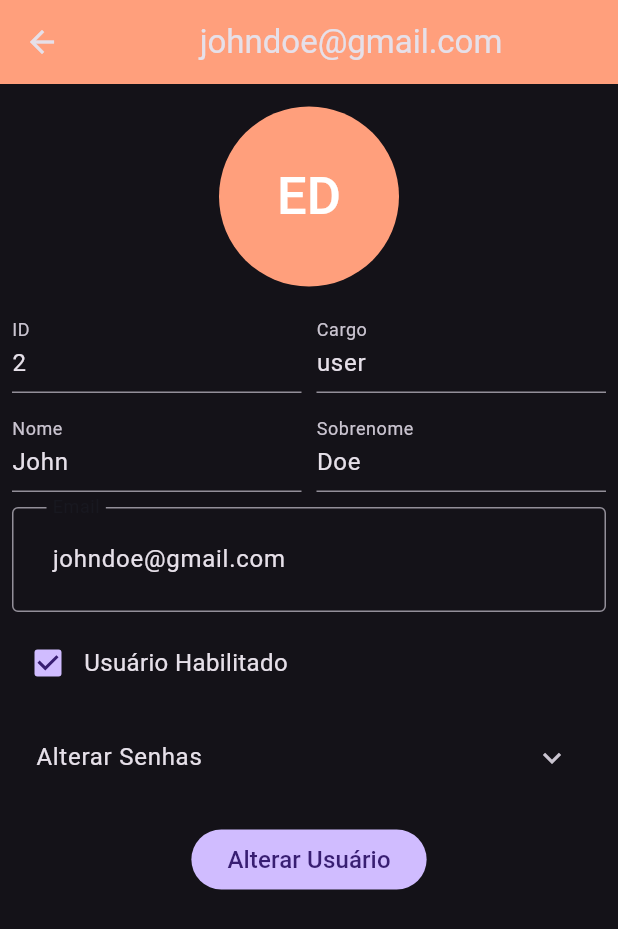
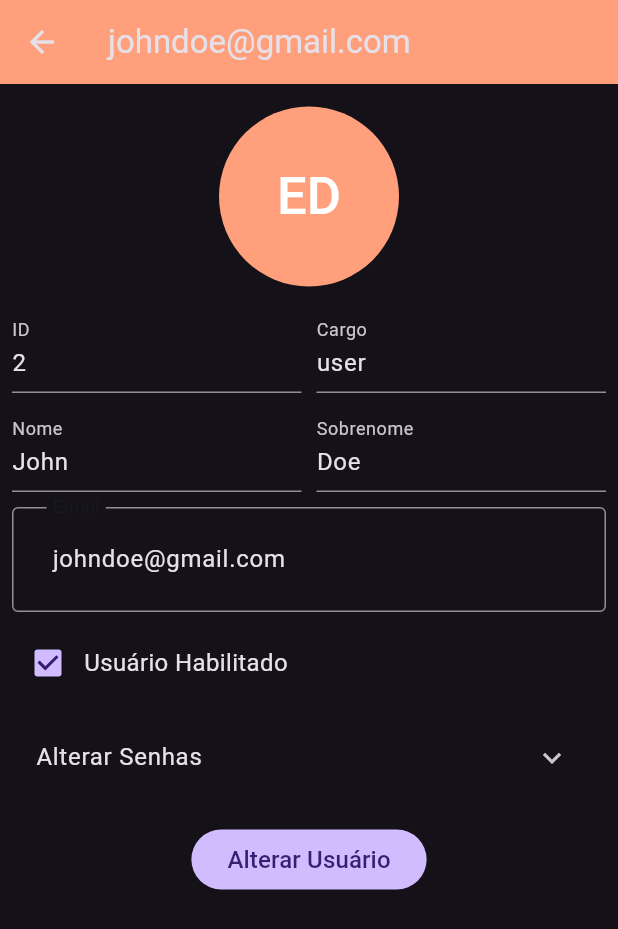
Before and after one commit to egaddini/ftchamados, a Flutter app: the UserDashboardScreen screen opened by its route, after a tap on an icon or button, on a phone screen of 412 x 824 dp. Shown: the top 929 px of the screen. Run offline on Flutter 3.47's test engine with Material 2 defaults, Android fonts, the phone set to English and light mode, and no system bars; our stand-ins replace dio, flutter_typeahead, get, shared_preferences; missing offline and left inert: validatorless; accounts and stored records are empty.

Commit message:
removido shared component c_appbar

```diff
--- a/lib/app/config/themes/theme_constants.dart
+++ b/lib/app/config/themes/theme_constants.dart
@@ -71,6 +71,7 @@ ThemeData lightTheme = ThemeData(
   appBarTheme: const AppBarTheme(
     backgroundColor: Pallete.gradient3,
     foregroundColor: Colors.white,
+    centerTitle: true,
   ),
 
 
--- a/lib/app/features/pages/call/components/call_detail_page.dart
+++ b/lib/app/features/pages/call/components/call_detail_page.dart
@@ -1,5 +1,4 @@
 import 'package:chamados/app/models/call.dart';
-import 'package:chamados/app/shared_components/c_appbar.dart';
 import 'package:chamados/app/shared_components/c_expanded_text_field.dart';
 import 'package:flutter/material.dart';
 import 'package:intl/intl.dart';
@@ -51,7 +50,9 @@ class _CallDetailPageState extends State<CallDetailPage> {
   @override
   Widget build(BuildContext context) {
     return Scaffold(
-      appBar: CustomAppBar(text: 'Novo chamado - ${_siglaC.text} ${_tituloC.text}'),
+      appBar: AppBar(
+        title: Text('Novo chamado - ${_siglaC.text} ${_tituloC.text}'),
+      ),
       body: SingleChildScrollView(
         padding: const EdgeInsets.all(18),
         child: Column(
--- a/lib/app/features/pages/call/components/create_call_page.dart
+++ b/lib/app/features/pages/call/components/create_call_page.dart
@@ -1,6 +1,5 @@
 import 'package:chamados/app/constans/pallete.dart';
 import 'package:chamados/app/models/call_type.dart';
-import 'package:chamados/app/shared_components/c_appbar.dart';
 import 'package:chamados/app/utils/services/user_service.dart';
 import 'package:flutter/material.dart';
 import 'package:intl/intl.dart';
@@ -44,7 +43,7 @@ class _CreateCallPageState extends State<CreateCallPage> {
   @override
   Widget build(BuildContext context) {
     return Scaffold(
-      appBar: CustomAppBar(text: 'Novo chamado - ${_siglaC.text} ${_tituloC.text}'),
+      appBar: AppBar(title: Text('Novo chamado - ${_siglaC.text} ${_tituloC.text}')),
       body: SingleChildScrollView(
         padding: const EdgeInsets.all(18),
         child: Column(
--- a/lib/app/features/pages/call/screen/call_dashboard_screen.dart
+++ b/lib/app/features/pages/call/screen/call_dashboard_screen.dart
@@ -3,7 +3,6 @@ library call_dashboard;
 import 'package:chamados/app/constans/pallete.dart';
 import 'package:chamados/app/features/pages/call/components/call_detail_page.dart';
 import 'package:chamados/app/models/call.dart';
-import 'package:chamados/app/shared_components/c_appbar.dart';
 import 'package:chamados/app/utils/services/user_service.dart';
 import 'package:flutter/material.dart';
 import 'package:intl/intl.dart';
@@ -45,7 +44,7 @@ class _CallDashboardScreenState extends State<CallDashboardScreen> {
   @override
   Widget build(BuildContext context) {
     return Scaffold(
-        appBar: const CustomAppBar(text: 'Chamados'),
+        appBar: AppBar(title: const Text('Chamados')),
         body: SingleChildScrollView(
           physics: const AlwaysScrollableScrollPhysics(),
           child: Container(
--- a/lib/app/features/pages/call_type/screen/call_type_dashboard_screen.dart
+++ b/lib/app/features/pages/call_type/screen/call_type_dashboard_screen.dart
@@ -3,7 +3,6 @@ library call_type_dashboard;
 import 'package:chamados/app/constans/pallete.dart';
 import 'package:chamados/app/models/call.dart';
 import 'package:chamados/app/models/call_type.dart';
-import 'package:chamados/app/shared_components/c_appbar.dart';
 import 'package:chamados/app/shared_components/c_text_form_field.dart';
 import 'package:chamados/app/utils/helpers/helper.dart';
 import 'package:chamados/app/utils/services/user_service.dart';
@@ -48,7 +47,7 @@ class _CallTypeDashboardScreenState extends State<CallTypeDashboardScreen> {
   @override
   Widget build(BuildContext context) {
     return Scaffold(
-        appBar: const CustomAppBar(text: 'Tipo de chamados'),
+        appBar: AppBar(title: const Text('Tipo de chamados')),
         body: SingleChildScrollView(
           physics: const AlwaysScrollableScrollPhysics(),
           child: Container(
--- a/lib/app/features/pages/user/components/edit_user_page.dart
+++ b/lib/app/features/pages/user/components/edit_user_page.dart
@@ -2,7 +2,6 @@ library edit_user_page;
 
 import 'package:chamados/app/constans/pallete.dart';
 import 'package:chamados/app/models/user_info_model.dart';
-import 'package:chamados/app/shared_components/c_appbar.dart';
 import 'package:chamados/app/shared_components/c_password_field.dart';
 import 'package:chamados/app/shared_components/c_text_form_field.dart';
 import 'package:chamados/app/utils/helpers/helper.dart';
@@ -26,7 +25,7 @@ class _EditUserPage extends State<EditUserPage> {
   @override
   Widget build(BuildContext context) {
     return Scaffold(
-      appBar: CustomAppBar(text: widget._client.email),
+      appBar: AppBar(title: Text(widget._client.email.toString())),
       body: EditUserPageBody(widget._client),
     );
   }
--- a/lib/app/features/pages/user/screens/user_dashboard_screen.dart
+++ b/lib/app/features/pages/user/screens/user_dashboard_screen.dart
@@ -6,7 +6,6 @@ import 'package:chamados/app/models/user_info_model.dart';
 import 'package:chamados/app/utils/services/user_service.dart';
 import 'package:flutter/material.dart';
 import 'package:intl/intl.dart';
-import '../../../../shared_components/c_appbar.dart';
 
 part '../components/row_source.dart';
 
@@ -50,7 +49,7 @@ class _UserDashboardScreenState extends State<UserDashboardScreen> {
   @override
   Widget build(BuildContext context) {
     return Scaffold(
-        appBar: CustomAppBar(text: 'Usuários'),
+        appBar: AppBar(title: const Text('Usuários')),
         body: SingleChildScrollView(
           physics: const AlwaysScrollableScrollPhysics(),
           child: Container(
--- a/lib/app/features/pages/user/user_page.dart
+++ b/lib/app/features/pages/user/user_page.dart
@@ -2,7 +2,6 @@ import 'package:chamados/app/features/pages/user/components/edit_user_page.dart'
 import 'package:chamados/app/features/pages/user/message_response.dart';
 import 'package:chamados/app/features/pages/user/screens/register_user_screen.dart';
 import 'package:chamados/app/models/user_info_model.dart';
-import 'package:chamados/app/shared_components/c_appbar.dart';
 import 'package:chamados/app/utils/repositories/user_repository.dart';
 import 'package:chamados/app/utils/repositories/user_repository_impl.dart';
 import 'package:flutter/material.dart';
@@ -32,7 +31,7 @@ class _UserPage extends State<UserPage> {
   @override
   Widget build(BuildContext context) {
     return Scaffold(
-      appBar: const CustomAppBar(text: 'Usuários'),
+      appBar: AppBar(title: const Text('Usuários')),
       body: Center(
         child: Container(
           width: 400,
--- a/lib/app/shared_components/c_appbar.dart
+++ /dev/null
@@ -1,24 +0,0 @@
-import 'package:chamados/app/constans/pallete.dart';
-import 'package:flutter/material.dart';
-
-class CustomAppBar extends StatelessWidget implements PreferredSizeWidget {
-  final String? text;
-
-  const CustomAppBar({
-    Key? key,
-    required this.text,
-  }) : super(key: key);
-
-  @override
-  Widget build(BuildContext context) {
-    return AppBar(
-        title: Center(
-          child: Text(text!),
-        ),
-       // backgroundColor: Pallete.gradient3,
-      );
-  }
-
-  @override
-  Size get preferredSize => const Size.fromHeight(kToolbarHeight);
-}
```
